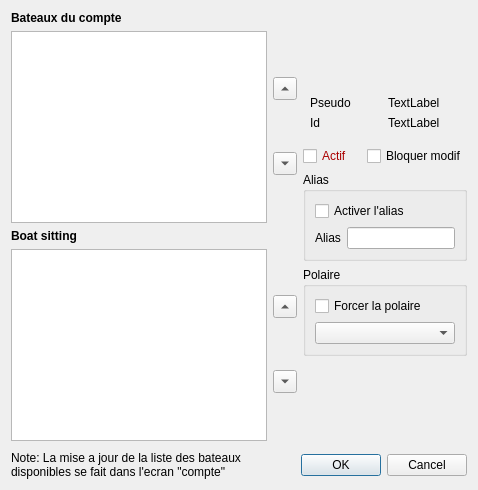
Before: the Qt Designer form src/Ui/boatAccount_dialog.ui in nohal/qtVlm, drawn with Qt 5.
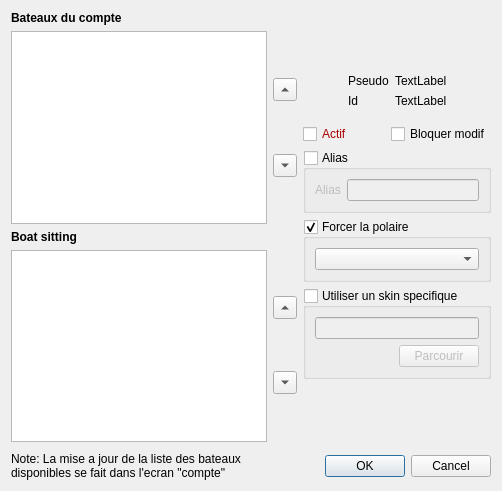
After: the same form once the commit is applied.

```diff
--- a/src/Ui/boatAccount_dialog.ui
+++ b/src/Ui/boatAccount_dialog.ui
@@ -5,6 +5,14 @@
   <property name="windowModality">
    <enum>Qt::ApplicationModal</enum>
   </property>
+  <property name="geometry">
+   <rect>
+    <x>0</x>
+    <y>0</y>
+    <width>502</width>
+    <height>491</height>
+   </rect>
+  </property>
   <property name="windowTitle">
    <string>Boat account</string>
   </property>
@@ -175,6 +183,12 @@
            <property name="orientation">
             <enum>Qt::Horizontal</enum>
            </property>
+           <property name="sizeHint" stdset="0">
+            <size>
+             <width>0</width>
+             <height>0</height>
+            </size>
+           </property>
           </spacer>
          </item>
          <item row="1" column="1">
@@ -210,6 +224,12 @@
            <property name="orientation">
             <enum>Qt::Horizontal</enum>
            </property>
+           <property name="sizeHint" stdset="0">
+            <size>
+             <width>0</width>
+             <height>0</height>
+            </size>
+           </property>
           </spacer>
          </item>
         </layout>
@@ -279,18 +299,17 @@
         </layout>
        </item>
        <item>
-        <widget class="QGroupBox" name="groupBox_2">
+        <widget class="QGroupBox" name="chk_alias">
          <property name="title">
           <string>Alias</string>
          </property>
+         <property name="checkable">
+          <bool>true</bool>
+         </property>
+         <property name="checked">
+          <bool>false</bool>
+         </property>
          <layout class="QVBoxLayout" name="verticalLayout_7">
-          <item>
-           <widget class="QCheckBox" name="chk_alias">
-            <property name="text">
-             <string>Activer l'alias</string>
-            </property>
-           </widget>
-          </item>
           <item>
            <layout class="QHBoxLayout" name="_2">
             <item>
@@ -309,28 +328,81 @@
         </widget>
        </item>
        <item>
-        <widget class="QGroupBox" name="groupBox">
+        <widget class="QGroupBox" name="chk_polar">
+         <property name="enabled">
+          <bool>true</bool>
+         </property>
          <property name="title">
-          <string>Polaire</string>
+          <string>Forcer la polaire</string>
+         </property>
+         <property name="checkable">
+          <bool>true</bool>
+         </property>
+         <property name="checked">
+          <bool>true</bool>
          </property>
          <layout class="QVBoxLayout" name="verticalLayout_6">
-          <item>
-           <widget class="QCheckBox" name="chk_polar">
-            <property name="text">
-             <string>Forcer la polaire</string>
-            </property>
-           </widget>
-          </item>
           <item>
            <widget class="QComboBox" name="polarList">
             <property name="enabled">
              <bool>true</bool>
             </property>
+            <property name="editable">
+             <bool>false</bool>
+            </property>
            </widget>
           </item>
          </layout>
         </widget>
        </item>
+       <item>
+        <widget class="QGroupBox" name="chk_skin">
+         <property name="minimumSize">
+          <size>
+           <width>0</width>
+           <height>0</height>
+          </size>
+         </property>
+         <property name="title">
+          <string>Utiliser un skin specifique</string>
+         </property>
+         <property name="checkable">
+          <bool>true</bool>
+         </property>
+         <property name="checked">
+          <bool>false</bool>
+         </property>
+         <layout class="QVBoxLayout" name="verticalLayout_8">
+          <item>
+           <widget class="QLineEdit" name="boardSkin"/>
+          </item>
+          <item>
+           <layout class="QHBoxLayout" name="horizontalLayout_15">
+            <item>
+             <spacer name="horizontalSpacer_4">
+              <property name="orientation">
+               <enum>Qt::Horizontal</enum>
+              </property>
+              <property name="sizeHint" stdset="0">
+               <size>
+                <width>40</width>
+                <height>20</height>
+               </size>
+              </property>
+             </spacer>
+            </item>
+            <item>
+             <widget class="QPushButton" name="btn_browseSkin">
+              <property name="text">
+               <string>Parcourir</string>
+              </property>
+             </widget>
+            </item>
+           </layout>
+          </item>
+         </layout>
+        </widget>
+       </item>
        <item>
         <spacer name="verticalSpacer_9">
          <property name="orientation">
```
Left out of the diff: 65 changed lines with no effect on the pictures.
